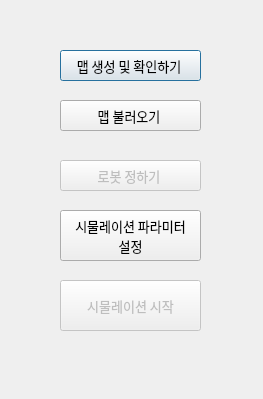
Above: main_window.ui from JeonHyeongJunKW/warehouse-simulator before the change. Below: the same form after it.
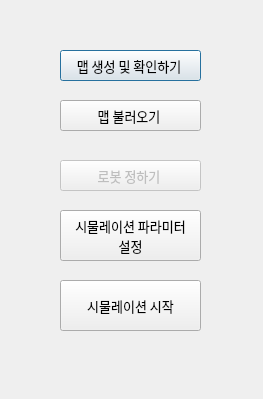
That is the form after the change.

Diff of the .ui file:
```diff
--- a/main_window.ui
+++ b/main_window.ui
@@ -101,7 +101,7 @@
   </widget>
   <widget class="QPushButton" name="button_simStart">
    <property name="enabled">
-    <bool>false</bool>
+    <bool>true</bool>
    </property>
    <property name="geometry">
     <rect>
```
